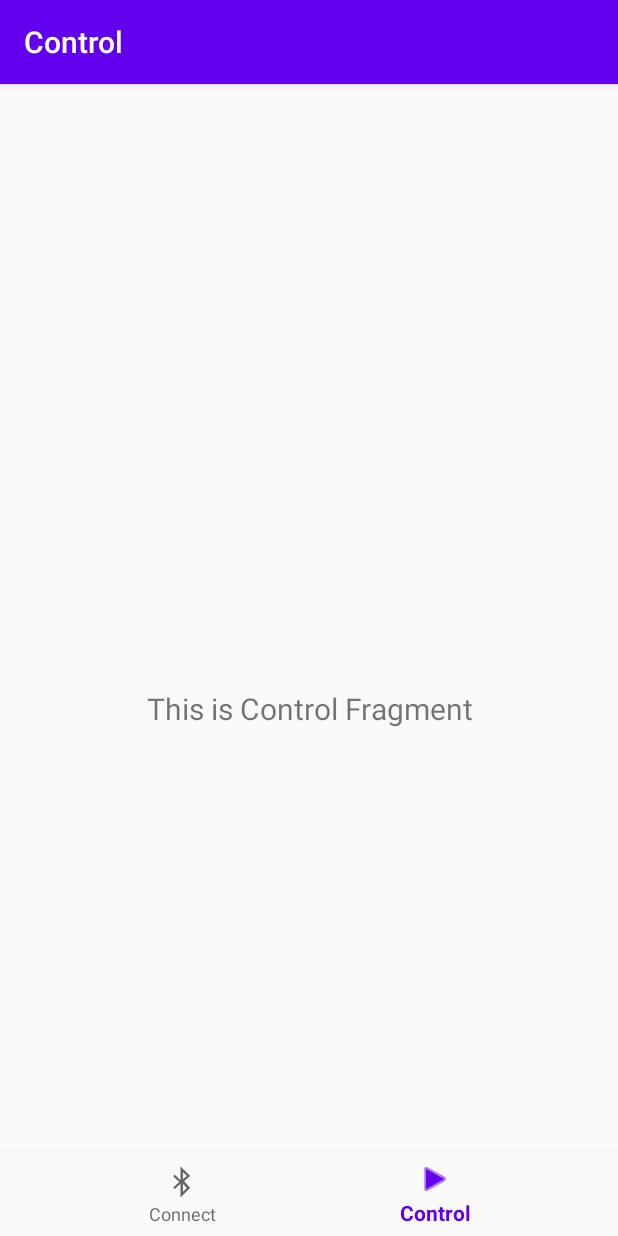
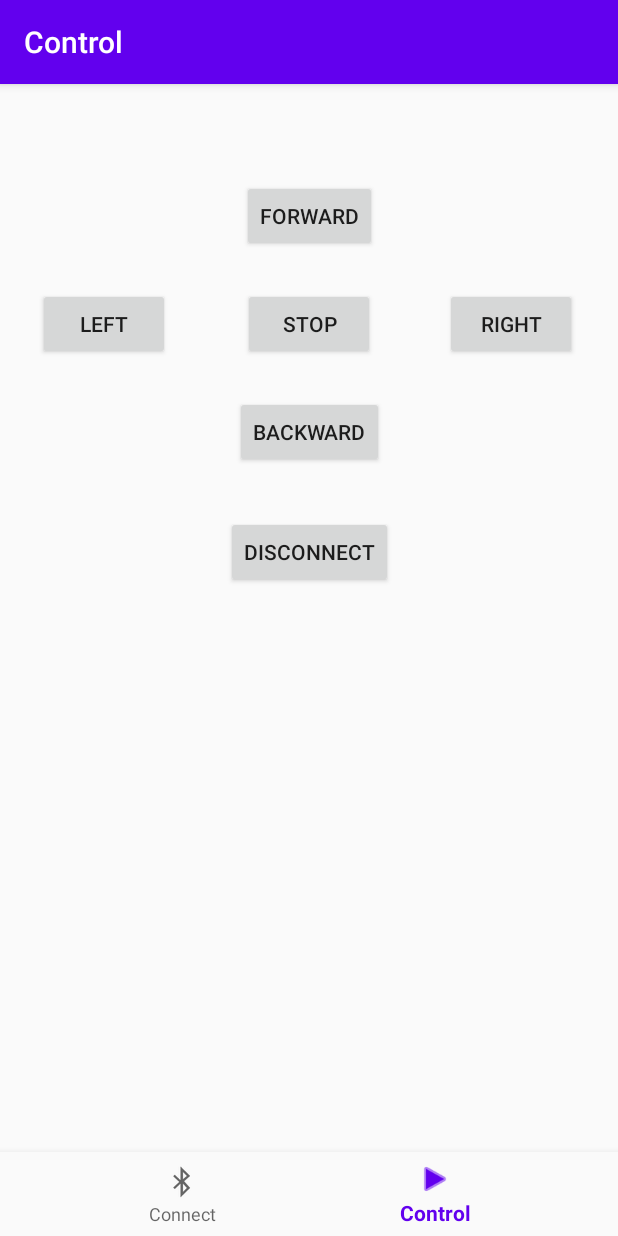
Before and after one commit to williamliu8/ABRC, an Android app: the ContralFragment screen opened through its navigation route, on a phone screen of 412 x 824 dp. Run offline under Robolectric (Android 15) with nearby library versions, the phone set to English and light mode, and no system bars; our stand-ins replace navigation-ui.

Commit message:
V 0.5 App works
1.Use Viewmodel to transfer socket to control fragment
2.add 6 buttons to control fragment (forward ,backward ,stop ,left ,right ,disconnect) and all of them are working properly.

```diff
--- a/AndroidApp/app/build.gradle
+++ b/AndroidApp/app/build.gradle
@@ -43,6 +43,7 @@ dependencies {
     implementation 'androidx.lifecycle:lifecycle-extensions:2.1.0'
     implementation 'androidx.navigation:navigation-fragment-ktx:2.1.0'
     implementation 'androidx.navigation:navigation-ui-ktx:2.1.0'
+    implementation 'androidx.gridlayout:gridlayout:1.0.0'
     testImplementation 'junit:junit:4.12'
     androidTestImplementation 'androidx.test.ext:junit:1.1.1'
     androidTestImplementation 'androidx.test.espresso:espresso-core:3.2.0'
--- a/AndroidApp/app/src/main/java/com/hgs/abrc/ui/connect/ConnectFragment.kt
+++ b/AndroidApp/app/src/main/java/com/hgs/abrc/ui/connect/ConnectFragment.kt
@@ -3,56 +3,81 @@ package com.hgs.abrc.ui.connect
 
 
 import android.app.Activity
-import android.app.ProgressDialog
 import android.bluetooth.BluetoothAdapter
 import android.bluetooth.BluetoothDevice
 import android.bluetooth.BluetoothSocket
-import android.content.Context
 import android.content.Intent
 import android.os.Bundle
-import android.util.Log
 import android.view.LayoutInflater
 import android.view.View
 import android.view.ViewGroup
 import android.widget.AdapterView
 import android.widget.ArrayAdapter
-import android.widget.TextView
 import android.widget.Toast.LENGTH_LONG
 import android.widget.Toast.makeText
 import androidx.fragment.app.Fragment
-import androidx.lifecycle.Observer
-import androidx.lifecycle.ViewModelProviders
+import androidx.fragment.app.activityViewModels
+import androidx.lifecycle.MutableLiveData
+import androidx.lifecycle.ViewModel
 import com.hgs.abrc.R
 import kotlinx.android.synthetic.main.fragment_connect.*
-import java.io.IOException
 import java.util.*
 import kotlin.collections.ArrayList
 
+class ShareSocketViewModel : ViewModel() {
+    var shared_socket = MutableLiveData<BluetoothSocket?>()
+    fun sendSocket(socket: BluetoothSocket?) {
+        shared_socket.value = socket
+    }
+}
 
 class ConnectFragment : Fragment() {
 
-    private lateinit var connectViewModel: ConnectViewModel
+    val shareSocketmodel: ShareSocketViewModel by activityViewModels()
     //bluetooth adapter
-    lateinit var bAdapter:BluetoothAdapter
+    //lateinit var bAdapter:BluetoothAdapter
+    var bAdapter = BluetoothAdapter.getDefaultAdapter()
+    lateinit var devices:Set<BluetoothDevice>
+    var m_myUUID: UUID = UUID.fromString("00001101-0000-1000-8000-00805F9B34FB")
+    var m_bluetoothSocket: BluetoothSocket? = null
+    val name_list = ArrayList<Any>()
+    val dev_list : ArrayList<BluetoothDevice> = ArrayList()
     private val REQUEST_CODE_ENABLE_BT:Int = 1
     private val REQUEST_CODE_DISCOVERABLE_BT:Int = 2
+
+    fun show_pairedlist(){
+        devices = bAdapter.bondedDevices
+        val adapter = ArrayAdapter(requireContext(), android.R.layout.simple_list_item_1, name_list)
+
+        if (!devices.isEmpty()) {
+            for (cur_device in devices) {
+                name_list.add(cur_device.name)
+                dev_list.add(cur_device)
+            }
+            device_list.adapter = adapter
+        } else {
+            makeText(
+                requireContext(),
+                "no paired bluetooth devices found",
+                LENGTH_LONG
+            ).show()
+        }
+    }
     override fun onCreateView(
         inflater: LayoutInflater,
         container: ViewGroup?,
         savedInstanceState: Bundle?
     ): View? {
-        //connectViewModel =
-        //    ViewModelProviders.of(this).get(ConnectViewModel::class.java)
+
         val root = inflater.inflate(R.layout.fragment_connect, container, false)
         //val bt_status: TextView = root.findViewById(R.id.bt_status)
-        //connectViewModel.text.observe(viewLifecycleOwner, Observer {
-        //    bt_status.text = it
-        //})
+
         return root
     }
 
     override fun onActivityResult(requestCode: Int, resultCode: Int, data: Intent?) {
         super.onActivityResult(requestCode, resultCode, data)
+
 
         when(requestCode){
             REQUEST_CODE_ENABLE_BT ->
@@ -62,6 +87,7 @@ class ConnectFragment : Fragment() {
                     "BT is on now",
                     LENGTH_LONG
                     ).show()
+                    show_pairedlist()
                 }
                 else{
                     makeText(
@@ -90,8 +116,6 @@ class ConnectFragment : Fragment() {
 
     override fun onActivityCreated(savedInstanceState: Bundle?) {
         super.onActivityCreated(savedInstanceState)
-        //init bluetooth adapter
-        bAdapter = BluetoothAdapter.getDefaultAdapter()
 
         //check if bluetooth is available or not
         if (bAdapter == null) {
@@ -106,6 +130,18 @@ class ConnectFragment : Fragment() {
                 "Your device supports BT",
                 LENGTH_LONG
             ).show()
+
+            if (!bAdapter.isEnabled) {
+                //
+                makeText(
+                    requireContext(),
+                    "Please turn on BT",
+                    LENGTH_LONG
+                ).show()
+            }
+            else{
+                show_pairedlist()
+            }
         }
 
         //turn on bluetooth
@@ -156,55 +192,30 @@ class ConnectFragment : Fragment() {
             }
         }
 
-        var m_myUUID: UUID = UUID.fromString("00001101-0000-1000-8000-00805F9B34FB")
-        var m_bluetoothSocket: BluetoothSocket? = null
-        lateinit var m_address: String
-        val devices = bAdapter.bondedDevices
         //display paired devices
         //can make a function
         // private fun pairedDeviceList() { why private?
-        btn_show_pired_dev.setOnClickListener {
+        //btn_show_pired_dev.setOnClickListener {
 
-            val name_list = ArrayList<Any>()
-            val dev_list : ArrayList<BluetoothDevice> = ArrayList()
-          //what's the difference between this?
-          //val list : ArrayList<BluetoothDevice> = ArrayList()
-            if (!devices.isEmpty()) {
-                for (cur_device in devices) {
-                    name_list.add(cur_device.name)
-                    dev_list.add(cur_device)
-                }
-            } else {
+        //connect to selected item
+        device_list.onItemClickListener = AdapterView.OnItemClickListener { _, _, position, _ ->
+            if (m_bluetoothSocket == null){
+                val address: String = dev_list[position].address
+                val device: BluetoothDevice = bAdapter.getRemoteDevice(address)
+                m_bluetoothSocket = device.createInsecureRfcommSocketToServiceRecord(m_myUUID)
+                shareSocketmodel.sendSocket(m_bluetoothSocket)
+                BluetoothAdapter.getDefaultAdapter().cancelDiscovery()
+                m_bluetoothSocket!!.connect()
+            }
+            else{
                 makeText(
                     requireContext(),
-                    "no paired bluetooth devices found",
+                    "Already Connected",
                     LENGTH_LONG
                 ).show()
             }
-
-            fun sendCommand(input: String) {
-                if (m_bluetoothSocket != null) {
-                    try{
-                        m_bluetoothSocket!!.outputStream.write(input.toByteArray())
-                    } catch(e: IOException) {
-                        e.printStackTrace()
-                    }
-                }
-            }
-
-            val adapter = ArrayAdapter(requireContext(), android.R.layout.simple_list_item_1, name_list)
-            device_list.adapter = adapter
-            device_list.onItemClickListener = AdapterView.OnItemClickListener { _, _, position, _ ->
-                val address: String = dev_list[position].address
-                val device: BluetoothDevice = bAdapter.getRemoteDevice(address)
-                m_bluetoothSocket = device.createInsecureRfcommSocketToServiceRecord(m_myUUID)
-                BluetoothAdapter.getDefaultAdapter().cancelDiscovery()
-                m_bluetoothSocket!!.connect()
-
-                sendCommand("r")
-                //val device: BluetoothDevice = list[position]
-                //val address: String = device.address
-            }
+            //val device: BluetoothDevice = list[position]
+            //val address: String = device.address
         }
     }
 }
--- a/AndroidApp/app/src/main/java/com/hgs/abrc/ui/control/ControlViewModel.kt
+++ /dev/null
@@ -1,13 +0,0 @@
-package com.hgs.abrc.ui.control
-
-import androidx.lifecycle.LiveData
-import androidx.lifecycle.MutableLiveData
-import androidx.lifecycle.ViewModel
-
-class ControlViewModel : ViewModel() {
-
-    private val _text = MutableLiveData<String>().apply {
-        value = "This is Control Fragment"
-    }
-    val text: LiveData<String> = _text
-}
--- a/AndroidApp/app/src/main/res/layout/fragment_control.xml
+++ b/AndroidApp/app/src/main/res/layout/fragment_control.xml
@@ -6,17 +6,68 @@
     android:layout_height="match_parent"
     tools:context=".ui.control.ContralFragment">
 
-    <TextView
-        android:id="@+id/text_control"
-        android:layout_width="match_parent"
+    <Button
+        android:id="@+id/stop"
+        android:layout_width="wrap_content"
         android:layout_height="wrap_content"
-        android:layout_marginStart="8dp"
+        android:layout_marginTop="24dp"
+        android:text="@string/stop"
+        app:layout_constraintEnd_toEndOf="parent"
+        app:layout_constraintStart_toStartOf="parent"
+        app:layout_constraintTop_toBottomOf="@+id/forward" />
+
+    <Button
+        android:id="@+id/backward"
+        android:layout_width="wrap_content"
+        android:layout_height="wrap_content"
+        android:layout_marginTop="24dp"
+        android:text="@string/backward"
+        app:layout_constraintEnd_toEndOf="parent"
+        app:layout_constraintStart_toStartOf="parent"
+        app:layout_constraintTop_toBottomOf="@+id/stop" />
+
+    <Button
+        android:id="@+id/right"
+        android:layout_width="wrap_content"
+        android:layout_height="wrap_content"
+        android:layout_marginStart="24dp"
+        android:layout_marginLeft="24dp"
+        android:layout_marginTop="24dp"
+        android:text="@string/right"
+        app:layout_constraintEnd_toEndOf="parent"
+        app:layout_constraintHorizontal_bias="0.448"
+        app:layout_constraintStart_toEndOf="@+id/stop"
+        app:layout_constraintTop_toBottomOf="@+id/forward" />
+
+    <Button
+        android:id="@+id/left"
+        android:layout_width="wrap_content"
+        android:layout_height="wrap_content"
+        android:layout_marginTop="24dp"
+        android:layout_marginEnd="24dp"
+        android:layout_marginRight="24dp"
+        android:text="@string/left"
+        app:layout_constraintEnd_toStartOf="@+id/stop"
+        app:layout_constraintStart_toStartOf="parent"
+        app:layout_constraintTop_toBottomOf="@+id/forward" />
+
+    <Button
+        android:id="@+id/forward"
+        android:layout_width="wrap_content"
+        android:layout_height="wrap_content"
         android:layout_marginTop="8dp"
-        android:layout_marginEnd="8dp"
-        android:textAlignment="center"
-        android:textSize="20sp"
-        app:layout_constraintBottom_toBottomOf="parent"
+        android:text="@string/forward"
         app:layout_constraintEnd_toEndOf="parent"
         app:layout_constraintStart_toStartOf="parent"
         app:layout_constraintTop_toTopOf="parent" />
+
+    <Button
+        android:id="@+id/disconnect"
+        android:layout_width="wrap_content"
+        android:layout_height="wrap_content"
+        android:layout_marginTop="32dp"
+        android:text="@string/disconnect"
+        app:layout_constraintEnd_toEndOf="parent"
+        app:layout_constraintStart_toStartOf="parent"
+        app:layout_constraintTop_toBottomOf="@+id/backward" />
 </androidx.constraintlayout.widget.ConstraintLayout>
--- a/AndroidApp/app/src/main/res/values/strings.xml
+++ b/AndroidApp/app/src/main/res/values/strings.xml
@@ -9,4 +9,10 @@
     <string name="bt_status">BT Status</string>
     <string name="bt_init_status">Unkown</string>
     <string name="devices">Devices</string>
+    <string name="forward">Forward</string>
+    <string name="backward">Backward</string>
+    <string name="left">Left</string>
+    <string name="right">Right</string>
+    <string name="stop">Stop</string>
+    <string name="disconnect">Disconnect</string>
 </resources>
```
Also changed, not shown: AndroidApp/app/src/main/java/com/hgs/abrc/ui/connect/ConnectViewModel.kt (deleted, +0 -13 lines), AndroidApp/app/src/main/java/com/hgs/abrc/ui/control/ContralFragment.kt (+123 -8 lines).
